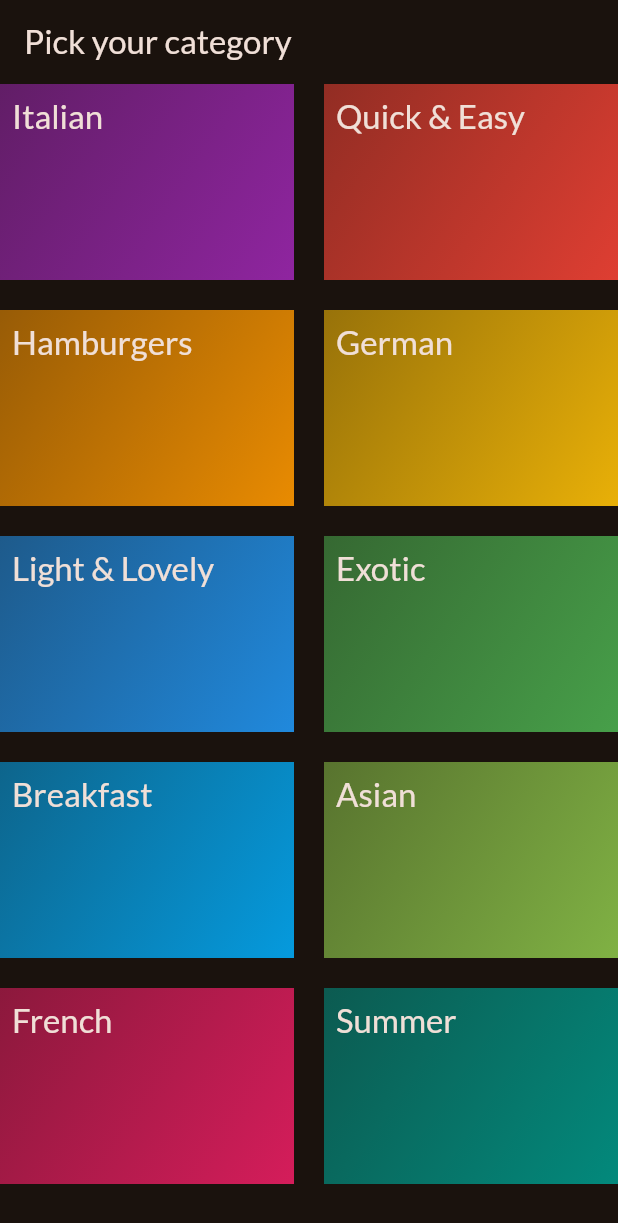
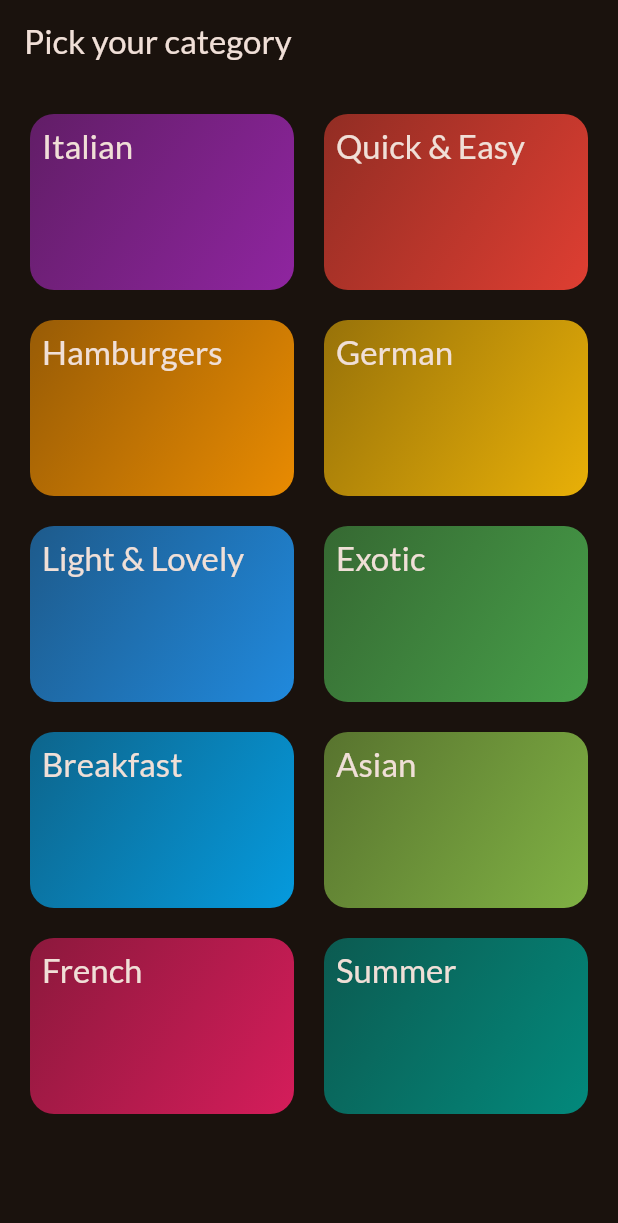
Before and after one commit to NizamUddin07/meals_app, a Flutter app: the screen it shows after launch, on a phone screen of 412 x 824 dp. Shown: the top 1223 px of the screen. Run offline on Flutter 3.47's test engine with Material 3 defaults, Android fonts, the phone set to English and light mode, and no system bars; our stand-ins replace google_fonts.

Commit message:
ink_wall added

```diff
--- a/lib/categories.dart
+++ b/lib/categories.dart
@@ -12,6 +12,7 @@ class CategoriesScreen extends StatelessWidget {
         title: Text("Pick your category"),
       ),
       body: GridView(
+        padding: EdgeInsets.all(20),
           gridDelegate: SliverGridDelegateWithFixedCrossAxisCount(
               crossAxisCount: 2,
               childAspectRatio: 3/2,
--- a/lib/widgets/category_grid_item.dart
+++ b/lib/widgets/category_grid_item.dart
@@ -8,9 +8,14 @@ class CategoryGridItem extends StatelessWidget {
 
   @override
   Widget build(BuildContext context) {
-    return Container(
+    return InkWell(
+      onTap: () {},
+      splashColor: Theme.of(context).focusColor,
+      borderRadius: BorderRadius.circular(16),
+      child: Container(
         padding: EdgeInsets.all(8),
         decoration: BoxDecoration(
+          borderRadius: BorderRadius.circular(16),
           gradient: LinearGradient(colors: [
             category.color.withOpacity(0.55),
             category.color.withOpacity(0.9)
@@ -24,6 +29,7 @@ class CategoryGridItem extends StatelessWidget {
           color: Theme.of(context).colorScheme.onBackground,
         ),
         ),
+      ),
     );
   }
 }
```
Lines whose indentation alone changed are shown as unchanged.
